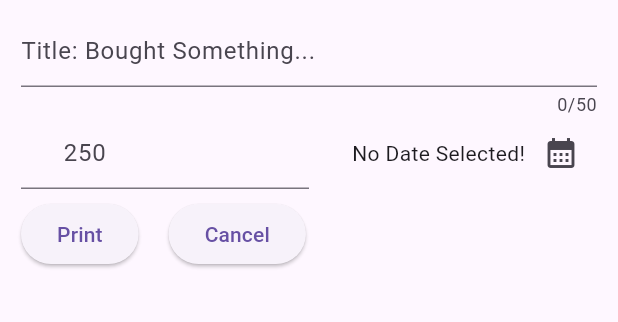
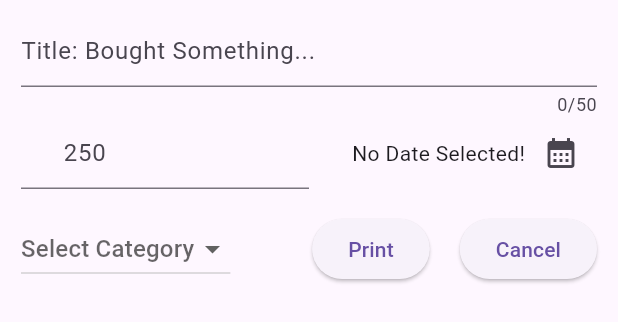
Before and after one commit to iMalikHashim/Personal-Budgeting-App-Flutter-, a Flutter app: the Input widget shown alone on an empty page, opened directly, after a tap on "Print", on a phone screen of 412 x 824 dp. Shown: the top 322 px of the screen. Run offline on Flutter 3.47's test engine with Material 3 defaults, Android fonts, the phone set to English and light mode, and no system bars; our stand-ins replace cloud_firestore, firebase_core; accounts and stored records are empty.

Commit message:
Form Complete

```diff
--- a/budget_pro/lib/budgetInput.dart
+++ b/budget_pro/lib/budgetInput.dart
@@ -13,23 +13,28 @@ class _InputState extends State<Input> {
   final _titleController = TextEditingController();
   final _spentAmountController = TextEditingController();
   DateTime? _pickedDate;
-
-  void _datePicker() async {
-    final now = DateTime.now();
-    final firstDate = DateTime(now.year - 1, now.month, now.day);
-    DateTime? selectedDate = await showDatePicker(
-        context: context, firstDate: firstDate, lastDate: now);
-
-    setState(() {
-      _pickedDate = selectedDate;
-    });
-  }
+  String? _selectedCategory; // Variable to track the selected category
 
   @override
   void dispose() {
     _titleController.dispose();
     _spentAmountController.dispose();
     super.dispose();
+  }
+
+  void _datePicker() async {
+    final now = DateTime.now();
+    final firstDate = DateTime(now.year - 1, now.month, now.day);
+    DateTime? selectedDate = await showDatePicker(
+      context: context,
+      initialDate: now,
+      firstDate: firstDate,
+      lastDate: now,
+    );
+
+    setState(() {
+      _pickedDate = selectedDate;
+    });
   }
 
   @override
@@ -46,6 +51,7 @@ class _InputState extends State<Input> {
             ),
           ),
           Row(
+            mainAxisAlignment: MainAxisAlignment.center,
             children: [
               Expanded(
                 child: TextField(
@@ -67,31 +73,50 @@ class _InputState extends State<Input> {
                     ),
                     IconButton(
                       onPressed: _datePicker,
-                      icon: Icon(Icons.calendar_month),
+                      icon: const Icon(Icons.calendar_month),
                     ),
                   ],
                 ),
               ),
             ],
           ),
-          const SizedBox(
-            height: 6,
-          ),
+          const SizedBox(height: 10),
+          const SizedBox(height: 6),
           Row(
             children: [
+              DropdownButton<String>(
+                hint: const Text("Select Category"),
+                value: _selectedCategory,
+                items: Category.categories.map((String category) {
+                  return DropdownMenuItem<String>(
+                    value: category,
+                    child: Text(category),
+                  );
+                }).toList(),
+                onChanged: (String? newValue) {
+                  setState(() {
+                    _selectedCategory = newValue!;
+                  });
+                },
+              ),
+              const Spacer(),
               ElevatedButton(
-                onPressed: () => print(_titleController.text),
+                onPressed: () {
+                  print("Title: ${_titleController.text}");
+                  print("Spent Amount: ${_spentAmountController.text}");
+                  print(
+                      "Date: ${_pickedDate != null ? fDate.format(_pickedDate!) : 'No Date Selected'}");
+                  print("Category: $_selectedCategory");
+                },
                 child: const Text("Print"),
               ),
-              const SizedBox(
-                width: 20,
-              ),
+              const SizedBox(width: 20),
               ElevatedButton(
                 onPressed: () => Navigator.pop(context),
                 child: const Text("Cancel"),
               ),
             ],
-          )
+          ),
         ],
       ),
     );
```
